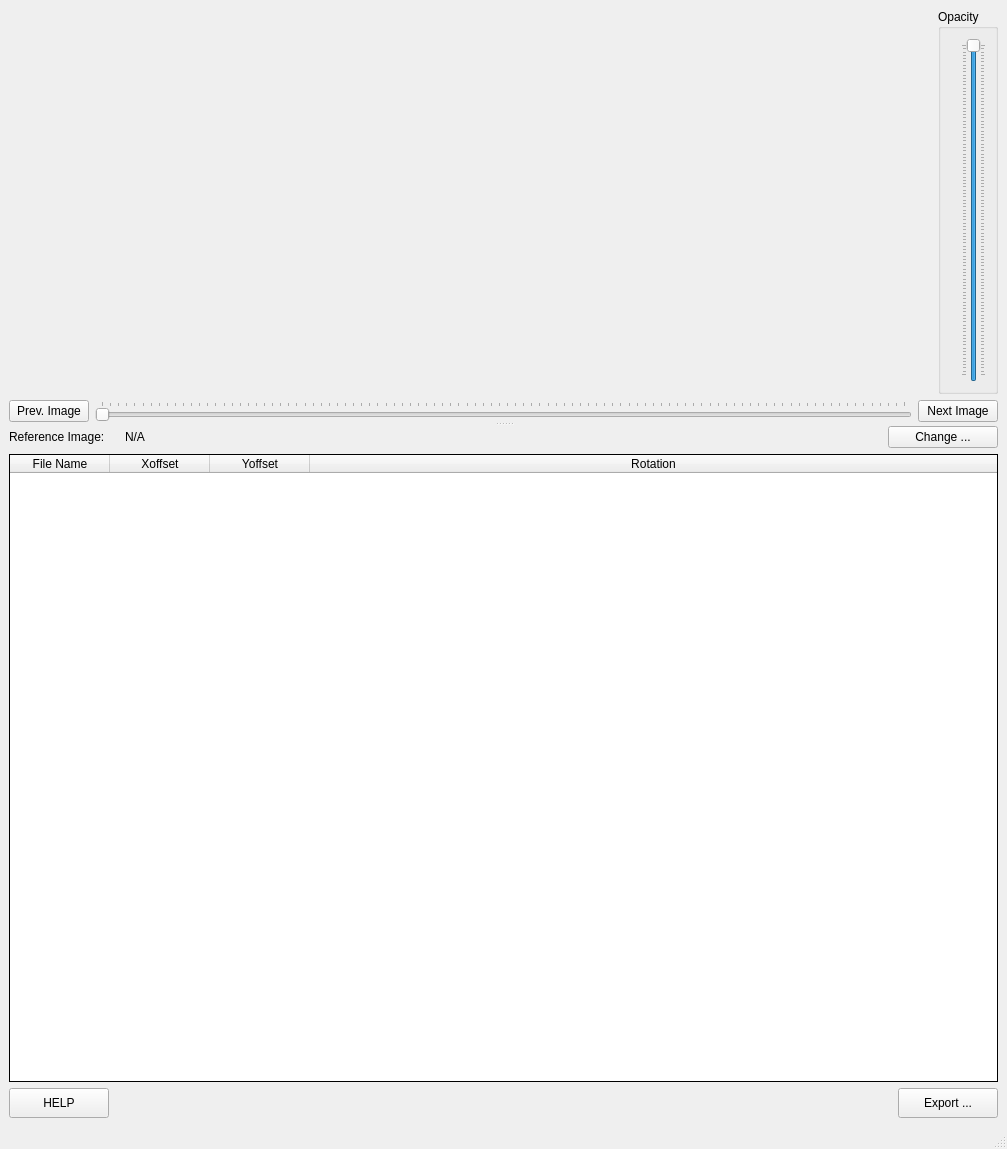
Qt form ui/ui_registration.ui (neutronimaging/python_notebooks) before a commit.
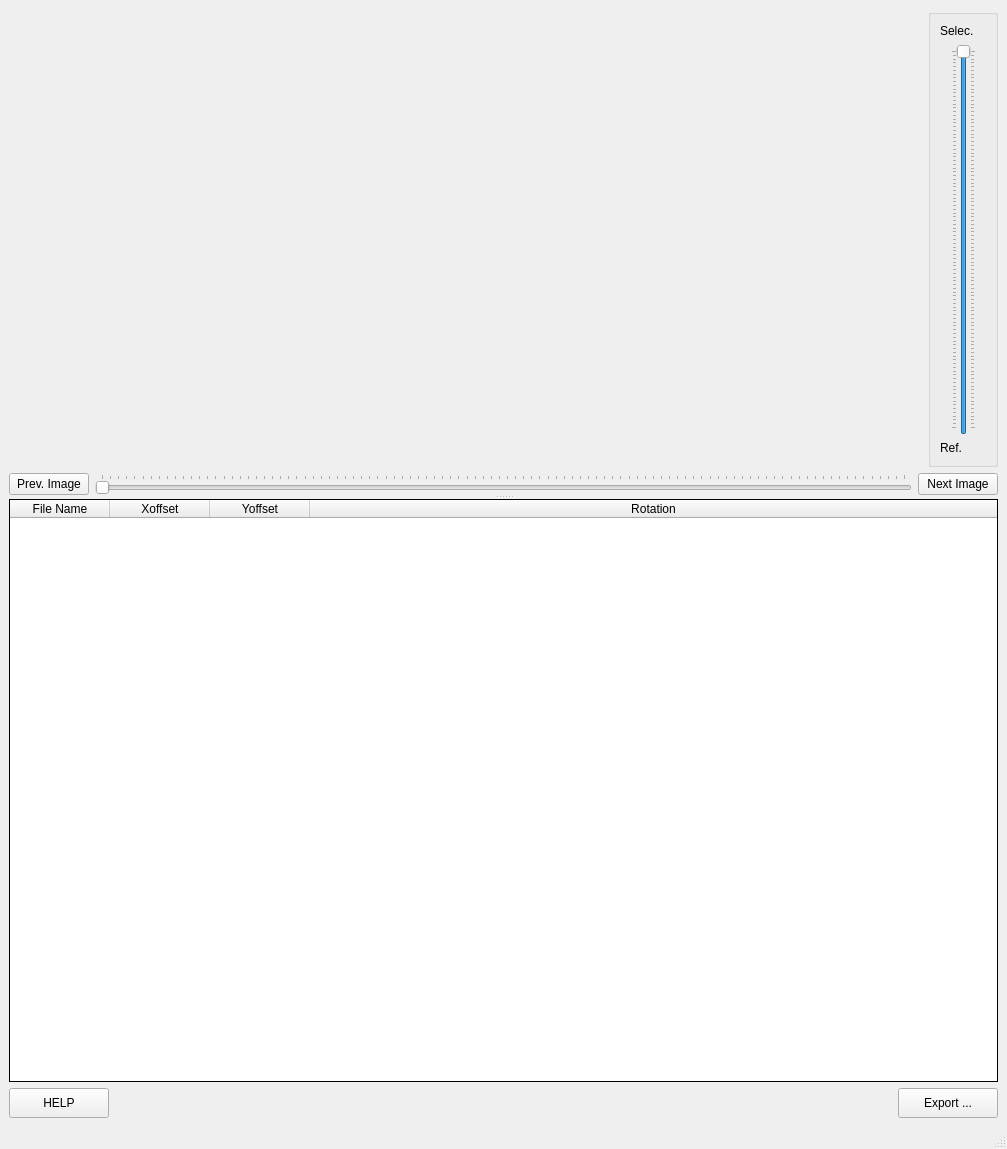
The same form after that commit.

Commit message: Found a way to get profile of all plots using only one imageView. Work in progress

```diff
--- a/ui/ui_registration.ui
+++ b/ui/ui_registration.ui
@@ -25,7 +25,7 @@
   <widget class="QWidget" name="centralwidget">
    <layout class="QVBoxLayout" name="verticalLayout_4">
     <item>
-     <widget class="QSplitter" name="splitter">
+     <widget class="QSplitter" name="splitter_2">
       <property name="orientation">
        <enum>Qt::Vertical</enum>
       </property>
@@ -47,7 +47,7 @@
            <widget class="QGroupBox" name="groupBox">
             <property name="minimumSize">
              <size>
-              <width>60</width>
+              <width>70</width>
               <height>0</height>
              </size>
             </property>
@@ -61,9 +61,22 @@
              <enum>Qt::LeftToRight</enum>
             </property>
             <property name="title">
-             <string>Opacity</string>
+             <string/>
+            </property>
+            <property name="alignment">
+             <set>Qt::AlignCenter</set>
             </property>
             <layout class="QVBoxLayout" name="verticalLayout">
+             <property name="rightMargin">
+              <number>19</number>
+             </property>
+             <item>
+              <widget class="QLabel" name="label_2">
+               <property name="text">
+                <string>Selec.</string>
+               </property>
+              </widget>
+             </item>
              <item>
               <widget class="QSlider" name="opacity_slider">
                <property name="cursor">
@@ -95,6 +108,13 @@
                </property>
               </widget>
              </item>
+             <item>
+              <widget class="QLabel" name="label_3">
+               <property name="text">
+                <string>Ref.</string>
+               </property>
+              </widget>
+             </item>
             </layout>
            </widget>
           </item>
@@ -133,57 +153,12 @@
         </item>
        </layout>
       </widget>
+      <widget class="QSplitter" name="splitter">
+       <property name="orientation">
+        <enum>Qt::Vertical</enum>
+       </property>
       <widget class="QWidget" name="layoutWidget">
        <layout class="QVBoxLayout" name="verticalLayout_3">
-        <item>
-         <layout class="QHBoxLayout" name="horizontalLayout_4">
-          <item>
-           <widget class="QLabel" name="label">
-            <property name="minimumSize">
-             <size>
-              <width>110</width>
-              <height>0</height>
-             </size>
-            </property>
-            <property name="maximumSize">
-             <size>
-              <width>110</width>
-              <height>16777215</height>
-             </size>
-            </property>
-            <property name="text">
-             <string>Reference Image:</string>
-            </property>
-           </widget>
-          </item>
-          <item>
-           <widget class="QLabel" name="reference_image_label">
-            <property name="text">
-             <string>N/A</string>
-            </property>
-           </widget>
-          </item>
-          <item>
-           <widget class="QPushButton" name="pushButton_3">
-            <property name="minimumSize">
-             <size>
-              <width>110</width>
-              <height>0</height>
-             </size>
-            </property>
-            <property name="maximumSize">
-             <size>
-              <width>110</width>
-              <height>16777215</height>
-             </size>
-            </property>
-            <property name="text">
-             <string>Change ...</string>
-            </property>
-           </widget>
-          </item>
-         </layout>
-        </item>
         <item>
          <widget class="QTableWidget" name="tableWidget">
           <property name="sizePolicy">
@@ -312,6 +287,7 @@
          </layout>
         </item>
        </layout>
+       </widget>
       </widget>
      </widget>
     </item>
```
Lines whose indentation alone changed are shown as unchanged. The commit also changes 7 other files.
